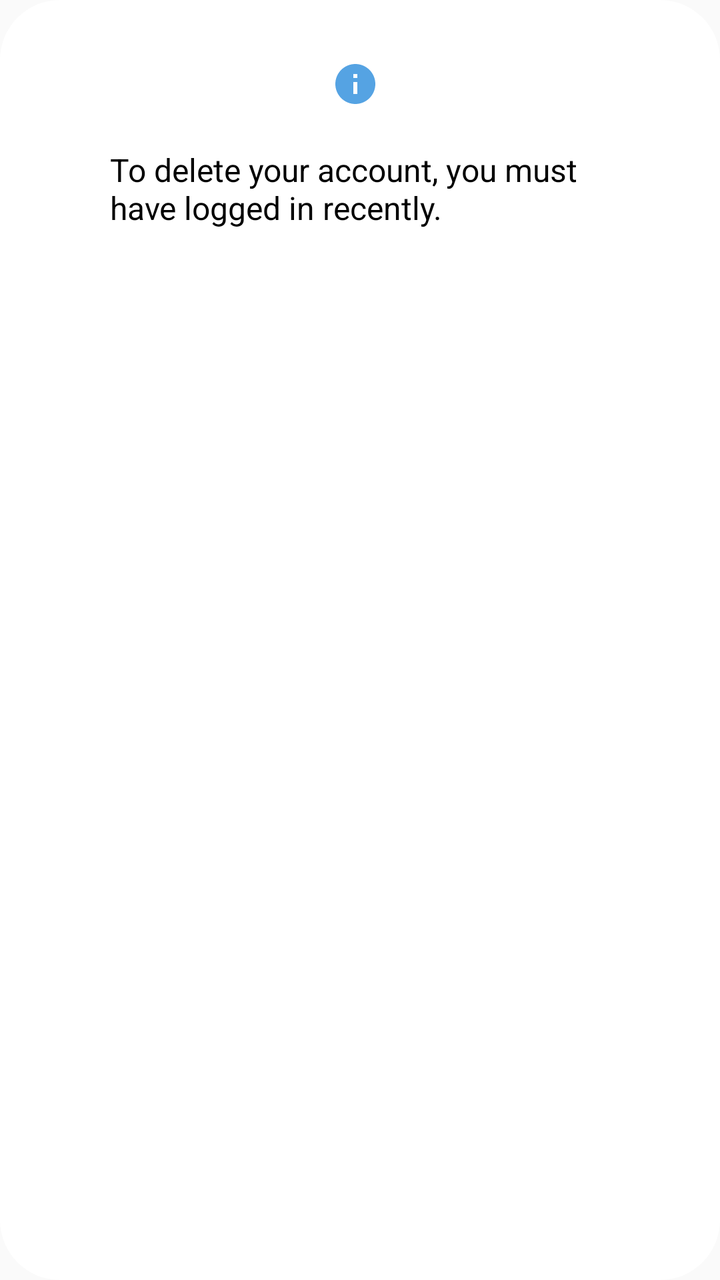
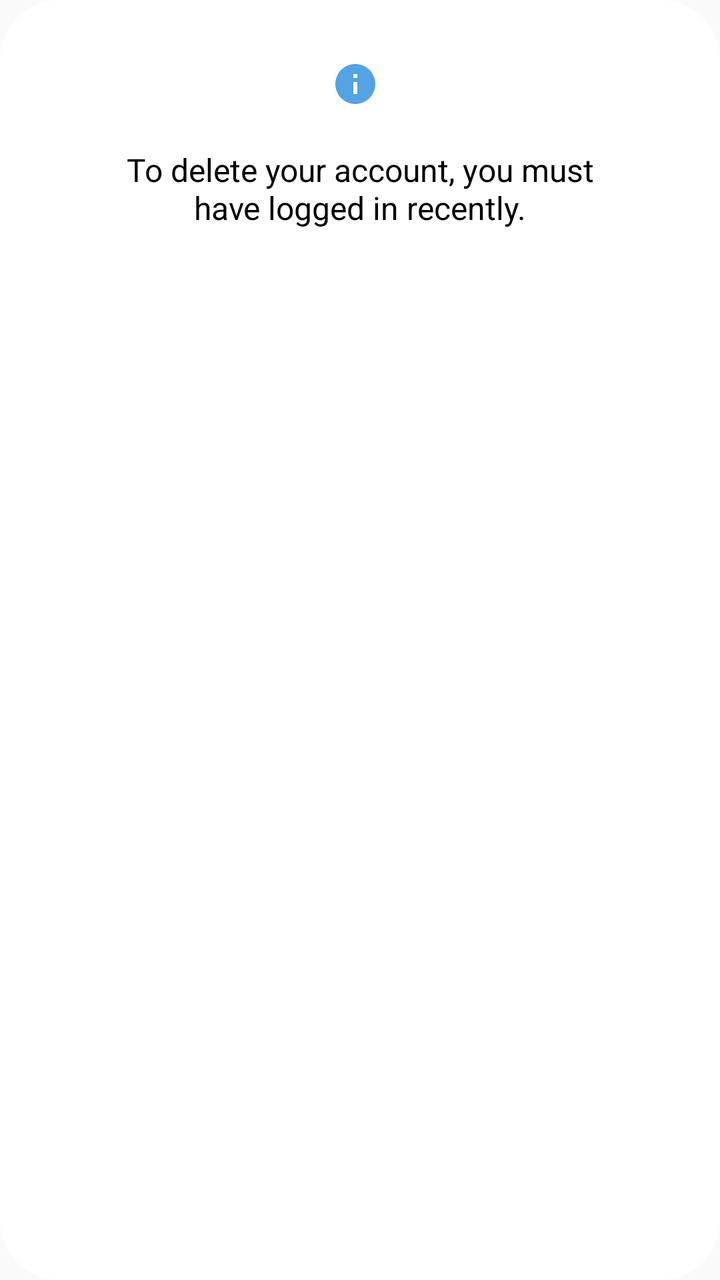

An Android layout rendered at two revisions. The XML below is the earlier revision; the diff shows what the commit changed to produce the second picture.
<!-- AndroidManifest.xml: application theme Theme.MyAppCompatTheme -->
<!-- res/layout/dialog_delete_error.xml -->
<?xml version="1.0" encoding="utf-8"?>
<androidx.constraintlayout.widget.ConstraintLayout
    xmlns:android="http://schemas.android.com/apk/res/android"
    android:layout_width="wrap_content"
    android:layout_height="wrap_content"
    xmlns:app="http://schemas.android.com/apk/res-auto"
    android:layout_gravity="center"
    android:paddingTop="20dp"
    android:paddingBottom="20dp"
    android:background="@drawable/dialog_round_back_ground">

    <ImageButton
        android:id="@+id/ib_delete_error"
        android:layout_width="wrap_content"
        android:layout_height="wrap_content"
        android:src="@drawable/baseline_info_24"
        android:background="@color/cvBackground"
        android:padding="5dp"
        app:layout_constraintStart_toStartOf="parent"
        app:layout_constraintEnd_toEndOf="parent"
        app:layout_constraintTop_toTopOf="parent"
        android:layout_marginEnd="5dp"
        android:layout_marginTop="5dp"/>

    <TextView
        android:id="@+id/txt_delete_error"
        android:layout_width="250dp"
        android:layout_height="wrap_content"
        android:text="@string/txt_delete_error"
        android:textColor="@color/textColorPrimary"
        android:textSize="16sp"
        android:layout_marginStart="40dp"
        android:layout_marginEnd="40dp"
        android:layout_marginTop="15dp"
        app:layout_constraintEnd_toEndOf="parent"
        app:layout_constraintStart_toStartOf="parent"
        app:layout_constraintTop_toBottomOf="@id/ib_delete_error"/>

</androidx.constraintlayout.widget.ConstraintLayout>
<!-- resources referenced by this layout -->
<resources>
  <color name="cvBackground">#FFFFFF</color>
  <color name="textColorPrimary">#000000</color>
  <!-- drawable baseline_info_24 (drawable) -->
  <vector xmlns:android="http://schemas.android.com/apk/res/android"
      android:height="24dp" android:tint="#55A3E3" android:viewportHeight="24" android:viewportWidth="24" android:width="24dp">
        
      <path android:fillColor="@android:color/white" android:pathData="M12,2C6.48,2 2,6.48 2,12s4.48,10 10,10 10,-4.48 10,-10S17.52,2 12,2zM13,17h-2v-6h2v6zM13,9h-2L11,7h2v2z"/>
      
  </vector>
  <!-- drawable dialog_round_back_ground (drawable) -->
  <?xml version="1.0" encoding="utf-8"?>
  <shape xmlns:android="http://schemas.android.com/apk/res/android">
      <solid
          android:color="@color/cvBackground"/>
      <corners
          android:radius="30dp" />
      <padding
          android:left="10dp"
          android:top="10dp"
          android:right="10dp"
          android:bottom="10dp" />
  </shape>
  <string name="txt_delete_error">To delete your account, you must have logged in recently.</string>
  <style name="Theme.MyAppCompatTheme" parent="Theme.AppCompat.Light.NoActionBar">
          <item name="colorPrimary">@color/white</item>
          <item name="colorPrimaryDark">@color/white</item>
          <item name="colorAccent">@color/teal_700</item>
          <item name="android:windowLightStatusBar">true</item>
          <item name="colorControlHighlight">@color/ripple_color</item>
          <item name="searchViewStyle">@style/Widget.AppCompat.SearchView</item>
      </style>
  <color name="white">#FFFFFFFF</color>
  <color name="teal_700">#FF018786</color>
  <color name="ripple_color">#DCDCDC</color>
</resources>

<!-- the commit's change to res/layout/dialog_delete_error.xml (unified diff, before → after) -->
@@ -28,6 +28,7 @@
         android:layout_height="wrap_content"
         android:text="@string/txt_delete_error"
         android:textColor="@color/textColorPrimary"
+        android:gravity="center"
         android:textSize="16sp"
         android:layout_marginStart="40dp"
         android:layout_marginEnd="40dp"
